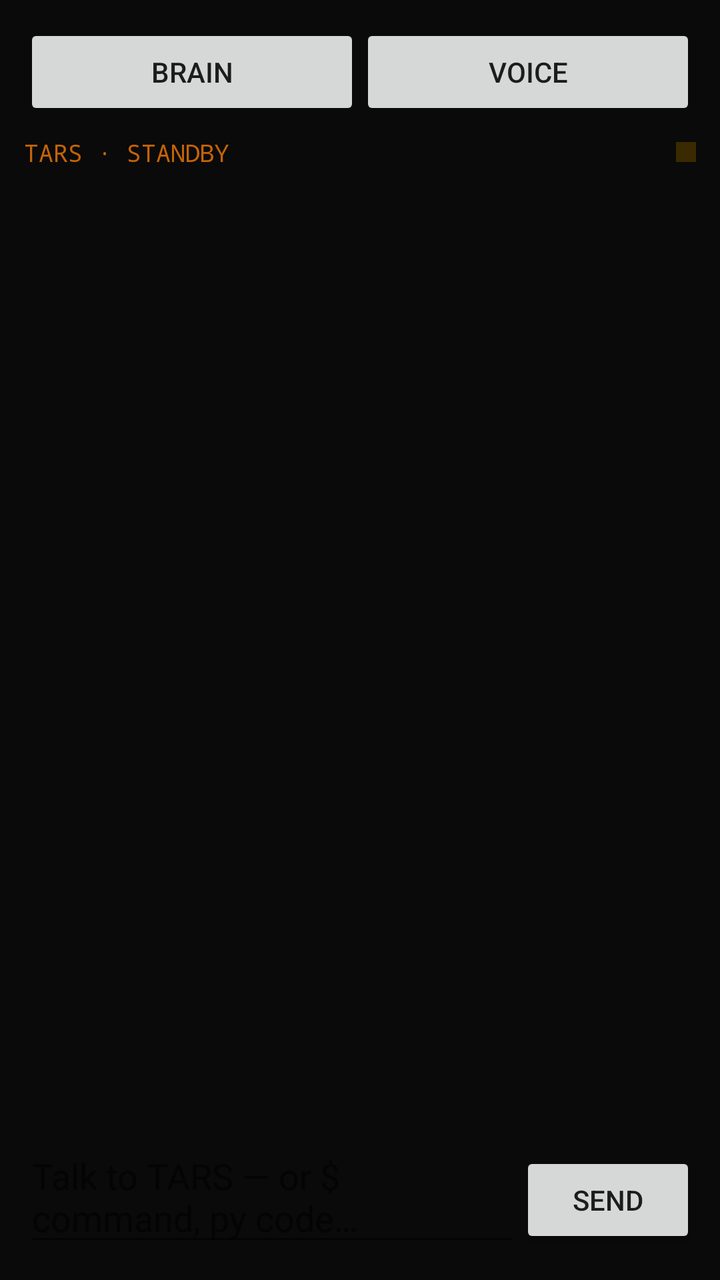
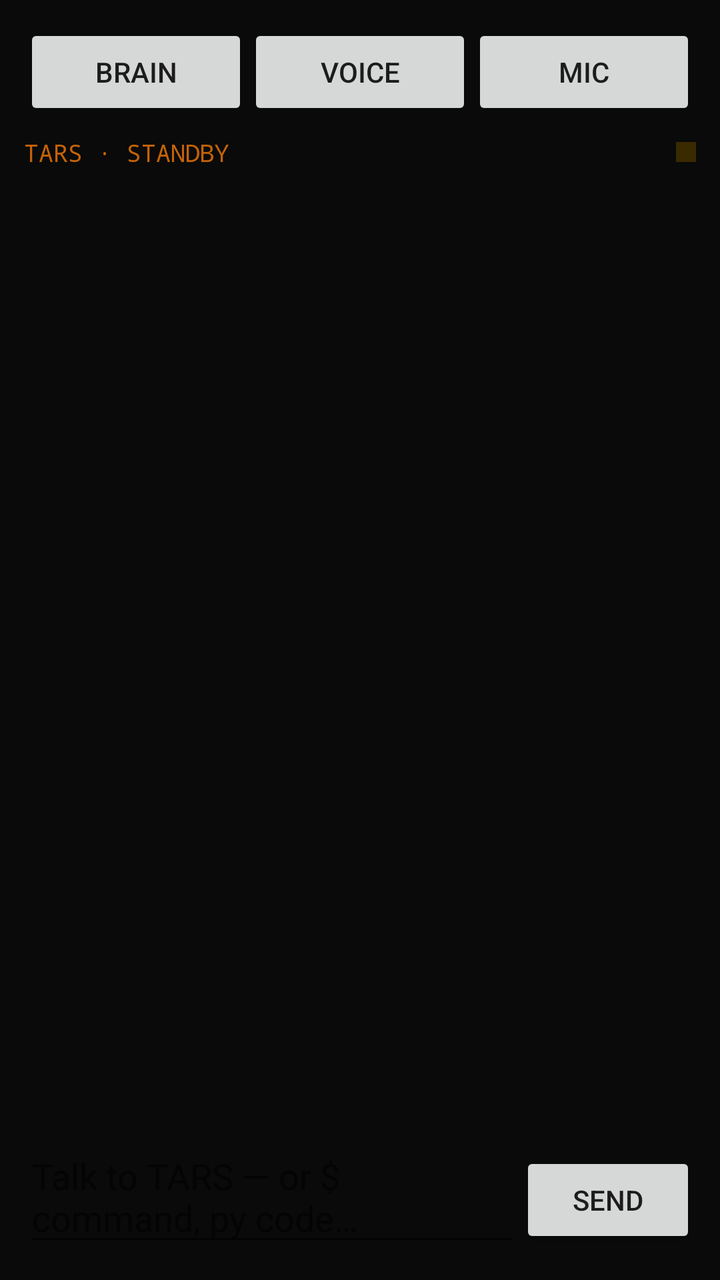

The first picture is an Android layout as it rendered before a commit; the second is the same layout after the commit. The layout source and the unified diff follow.
<!-- AndroidManifest.xml: application theme Theme.AppCompat.DayNight -->
<!-- res/layout/activity_main.xml -->
<?xml version="1.0" encoding="utf-8"?>
<LinearLayout xmlns:android="http://schemas.android.com/apk/res/android"
    android:layout_width="match_parent"
    android:layout_height="match_parent"
    android:orientation="vertical"
    android:background="#FF0A0A0A"
    android:padding="12dp">

    <LinearLayout
        android:layout_width="match_parent"
        android:layout_height="wrap_content"
        android:orientation="horizontal"
        android:paddingBottom="6dp">

        <Button
            android:id="@+id/brain"
            android:layout_width="0dp"
            android:layout_height="wrap_content"
            android:layout_weight="1"
            android:minWidth="0dp"
            android:text="@string/brain" />

        <Button
            android:id="@+id/voice"
            android:layout_width="0dp"
            android:layout_height="wrap_content"
            android:layout_weight="1"
            android:minWidth="0dp"
            android:text="@string/voice" />
    </LinearLayout>

    <LinearLayout
        android:layout_width="match_parent"
        android:layout_height="wrap_content"
        android:orientation="horizontal"
        android:gravity="center_vertical"
        android:paddingTop="2dp"
        android:paddingBottom="6dp">

        <TextView
            android:id="@+id/status"
            android:layout_width="0dp"
            android:layout_height="wrap_content"
            android:layout_weight="1"
            android:fontFamily="monospace"
            android:textSize="12sp"
            android:textColor="#FFC56306"
            android:text="TARS · STANDBY" />

        <View
            android:id="@+id/cue"
            android:layout_width="10dp"
            android:layout_height="10dp"
            android:layout_marginStart="8dp"
            android:background="#FF3A2A00" />
    </LinearLayout>

    <ScrollView
        android:id="@+id/scroll"
        android:layout_width="match_parent"
        android:layout_height="0dp"
        android:layout_weight="1">

        <TextView
            android:id="@+id/log"
            android:layout_width="match_parent"
            android:layout_height="wrap_content"
            android:textSize="16sp"
            android:fontFamily="monospace"
            android:textColor="#FFFFB000"
            android:textIsSelectable="true" />
    </ScrollView>

    <LinearLayout
        android:id="@+id/vu"
        android:layout_width="match_parent"
        android:layout_height="22dp"
        android:orientation="horizontal"
        android:gravity="bottom"
        android:paddingTop="4dp" />

    <LinearLayout
        android:layout_width="match_parent"
        android:layout_height="wrap_content"
        android:orientation="horizontal"
        android:paddingTop="8dp">

        <EditText
            android:id="@+id/input"
            android:layout_width="0dp"
            android:layout_height="wrap_content"
            android:layout_weight="1"
            android:hint="@string/input_hint"
            android:inputType="textShortMessage|textMultiLine"
            android:maxLines="4" />

        <Button
            android:id="@+id/send"
            android:layout_width="wrap_content"
            android:layout_height="wrap_content"
            android:text="@string/send" />
    </LinearLayout>
</LinearLayout>
<!-- resources referenced by this layout -->
<resources>
  <string name="brain">Brain</string>
  <string name="input_hint">Talk to TARS — or \$ command, py code…</string>
  <string name="send">Send</string>
  <string name="voice">Voice</string>
</resources>

<!-- the commit's change to res/layout/activity_main.xml (unified diff, before → after) -->
@@ -27,6 +27,14 @@
             android:layout_weight="1"
             android:minWidth="0dp"
             android:text="@string/voice" />
+
+        <Button
+            android:id="@+id/mic"
+            android:layout_width="0dp"
+            android:layout_height="wrap_content"
+            android:layout_weight="1"
+            android:minWidth="0dp"
+            android:text="@string/mic" />
     </LinearLayout>
 
     <LinearLayout
<!-- resource entries referenced after the edit -->
@@ -2,6 +2,7 @@
 <resources>
   <string name="brain">Brain</string>
   <string name="input_hint">Talk to TARS — or \$ command, py code…</string>
+  <string name="mic">Mic</string>
   <string name="send">Send</string>
   <string name="voice">Voice</string>
 </resources>
